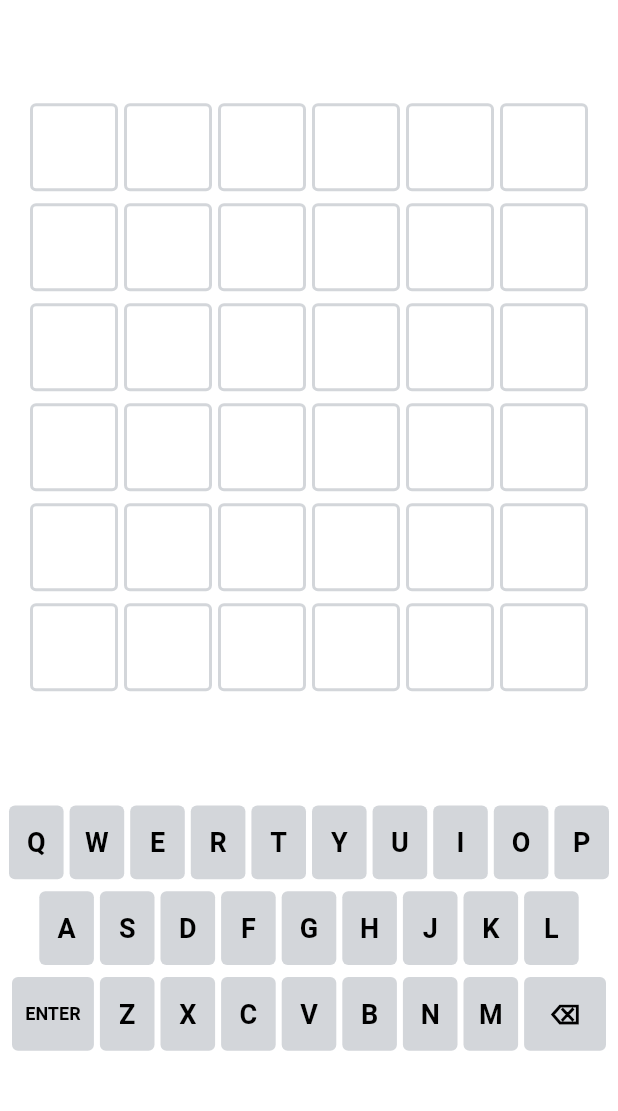
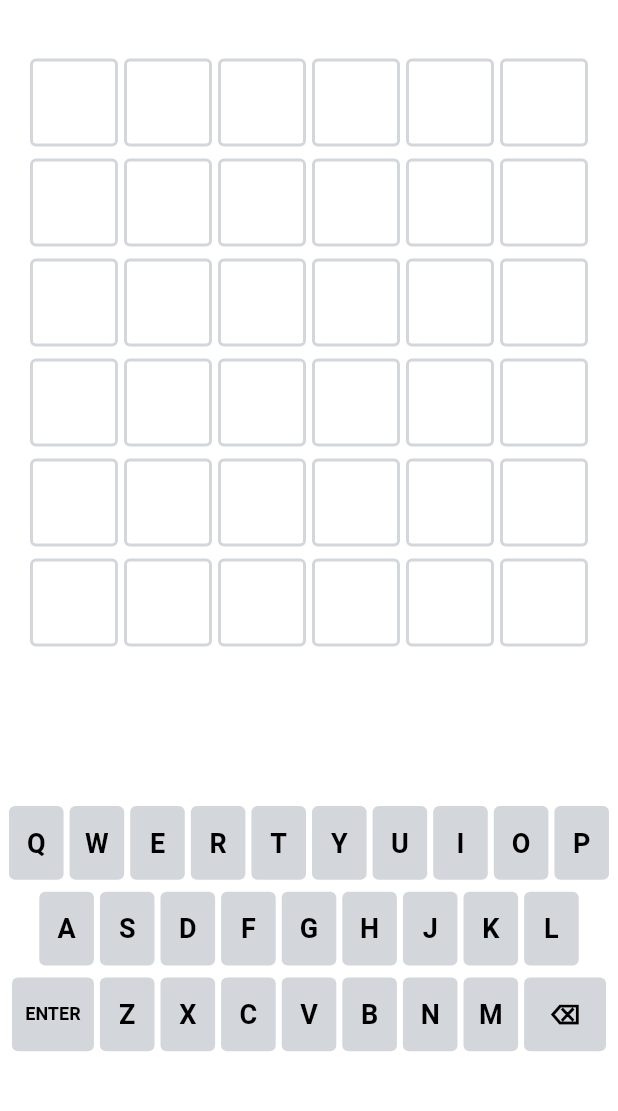
Before and after one commit to gridlocdev/wor6le, a Flutter app: the screen it shows after launch, on a phone screen of 412 x 824 dp, the part 77-1188 px from its top. Run offline on Flutter 3.47's test engine with Material 3 defaults, Android fonts, the phone set to English and light mode, and no system bars; our stand-ins replace shared_preferences; project files that could hold a hidden picture were left out.

Commit message:
Refactor game screen layout for better responsiveness and adjust keyboard key sizing for touch and non-touch devices

```diff
--- a/lib/screens/game_screen.dart
+++ b/lib/screens/game_screen.dart
@@ -379,18 +379,13 @@ class _GameScreenState extends State<GameScreen> {
                   return Column(
                     mainAxisAlignment: MainAxisAlignment.spaceEvenly,
                     children: [
-                      isTouchDevice
-                          ? GameGrid(
-                              gameState: _controller.gameState,
-                              shakeCurrentRow: _shakeRow,
-                              colorBlindMode: _colorBlindMode,
-                              darkMode: _darkMode,
-                            )
-                          : Center(
+                      Flexible(
+                        flex: 3,
+                        child: Center(
                           child: ConstrainedBox(
-                                constraints: const BoxConstraints(
-                                  maxWidth: 500,
-                                  maxHeight: 420,
+                            constraints: BoxConstraints(
+                              maxWidth: isTouchDevice ? double.infinity : 500,
+                              maxHeight: isTouchDevice ? double.infinity : 420,
                             ),
                             child: GameGrid(
                               gameState: _controller.gameState,
@@ -400,19 +395,35 @@ class _GameScreenState extends State<GameScreen> {
                             ),
                           ),
                         ),
-                      GameKeyboard(
+                      ),
+                      Flexible(
+                        flex: 2,
+                        child: Center(
+                          child: ConstrainedBox(
+                            constraints: BoxConstraints(
+                              maxWidth: isTouchDevice ? double.infinity : 650,
+                            ),
+                            child: GameKeyboard(
                               controller: _controller,
                               colorBlindMode: _colorBlindMode,
                               darkMode: _darkMode,
                               onInvalidGuess: () {
                                 setState(() => _shakeRow = true);
-                          Future.delayed(const Duration(milliseconds: 500), () {
-                            if (mounted) setState(() => _shakeRow = false);
-                          });
+                                Future.delayed(
+                                  const Duration(milliseconds: 500),
+                                  () {
+                                    if (mounted) {
+                                      setState(() => _shakeRow = false);
+                                    }
+                                  },
+                                );
                               },
                               onGameOver: () {
                                 _handleGameOver();
                               },
+                            ),
+                          ),
+                        ),
                       ),
                     ],
                   );
--- a/lib/widgets/game_grid.dart
+++ b/lib/widgets/game_grid.dart
@@ -1,3 +1,5 @@
+import 'dart:math';
+
 import 'package:flutter/material.dart';
 import '../models/game_state.dart';
 import '../models/tile_state.dart';
@@ -77,11 +79,10 @@ class _GameGridState extends State<GameGrid> {
 
         // Use the smaller of the two to maintain square tiles
         // Allow expansion to fill larger screens while maintaining padding
-        final tileSize =
-            (maxTileWidthFromWidth < maxTileHeightFromHeight
-                    ? maxTileWidthFromWidth
-                    : maxTileHeightFromHeight)
-                .clamp(AppSizes.tileSizeMin, AppSizes.tileSizeMax);
+        final tileSize = min(
+          maxTileWidthFromWidth,
+          maxTileHeightFromHeight,
+        ).clamp(AppSizes.tileSizeMin, AppSizes.tileSizeMax);
 
         return Column(
           mainAxisAlignment: MainAxisAlignment.center,
--- a/lib/widgets/game_keyboard.dart
+++ b/lib/widgets/game_keyboard.dart
@@ -137,45 +137,34 @@ class GameKeyboard extends StatelessWidget {
 
     return LayoutBuilder(
       builder: (context, constraints) {
-        final double keyWidth;
-        final double keyWideWidth;
-        final double keyHeight;
+        final availableWidth = constraints.maxWidth - 8; // horizontal padding
 
-        if (isTouchDevice) {
-          // Calculate responsive key sizes based on available width for touch devices
-          final availableWidth =
-              constraints.maxWidth - 8; // Account for horizontal padding
+        // Calculate key width based on widest row (10 keys in first row)
+        final totalGaps = 10 * AppSizes.keyGap;
+        final calculatedKeyWidth = (availableWidth - totalGaps) / 10;
 
-          // First row has 10 regular keys
-          // Second row has 9 regular keys
-          // Third row has 7 regular keys + 2 wide keys
+        // Apply constraints based on device type
+        final maxKeyWidth = isTouchDevice ? double.infinity : AppSizes.keyWidth;
+        final keyWidth = calculatedKeyWidth.clamp(
+          AppSizes.keyWidthMin,
+          maxKeyWidth,
+        );
+        final keyWideWidth = (keyWidth * 1.5).clamp(
+          AppSizes.keyWideWidthMin,
+          keyWidth * 1.5,
+        );
 
-          // Calculate key width based on the longest row (first row with 10 keys)
-          final totalGaps = (10 * AppSizes.keyGap);
-          final maxKeyWidth = (availableWidth - totalGaps) / 10;
-
-          // Use calculated width with min constraint to allow expansion
-          keyWidth = maxKeyWidth.clamp(AppSizes.keyWidthMin, double.infinity);
-          keyWideWidth = (keyWidth * 1.5).clamp(
-            AppSizes.keyWideWidthMin,
-            double.infinity,
-          );
-
-          // Scale height proportionally, with reasonable bounds
-          keyHeight = (keyWidth * 1.35).clamp(
-            AppSizes.keyHeightMin,
-            AppSizes.keyHeightMax,
-          );
-        } else {
-          // Use default sizes for non-touch devices (desktop)
-          keyWidth = AppSizes.keyWidth;
-          keyWideWidth = AppSizes.keyWideWidth;
-          keyHeight = AppSizes.keyHeight;
-        }
+        // Height maintains aspect ratio
+        final keyHeight = (keyWidth * 1.35).clamp(
+          AppSizes.keyHeightMin,
+          AppSizes.keyHeightMax,
+        );
 
         return Container(
           padding: const EdgeInsets.symmetric(horizontal: 4, vertical: 8),
           child: Column(
+            mainAxisSize: MainAxisSize.min,
+            mainAxisAlignment: MainAxisAlignment.center,
             children: _keyboardLayout.map((row) {
               return Padding(
                 padding: const EdgeInsets.symmetric(vertical: 2.0),
```
Lines whose indentation alone changed are shown as unchanged.
